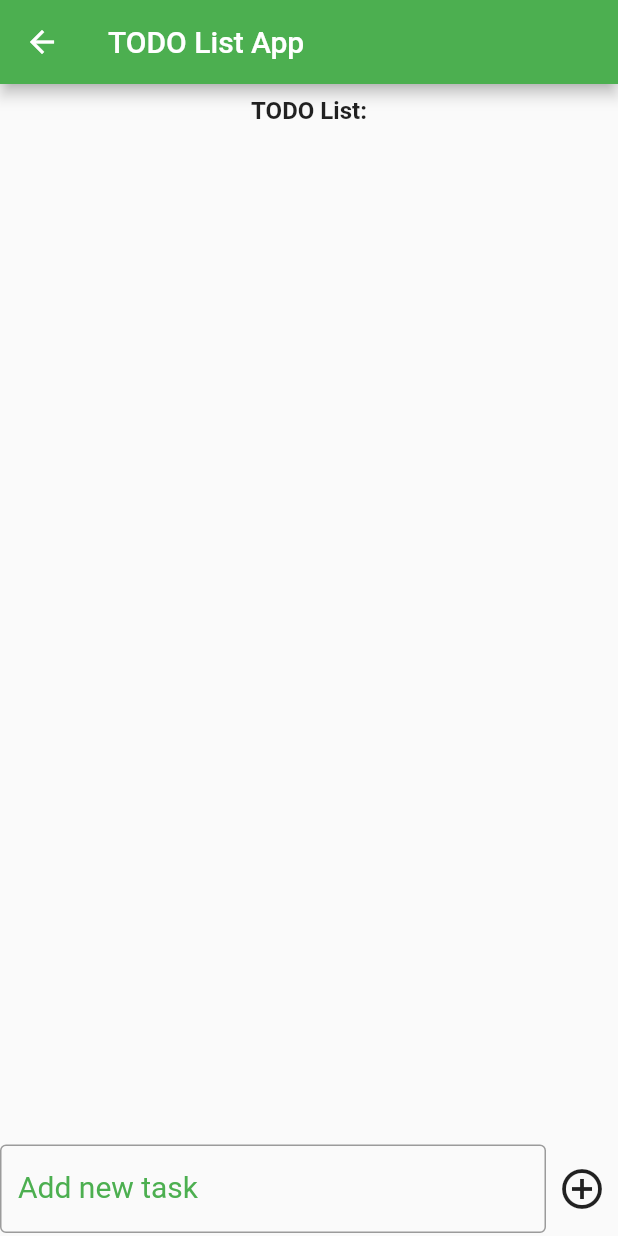
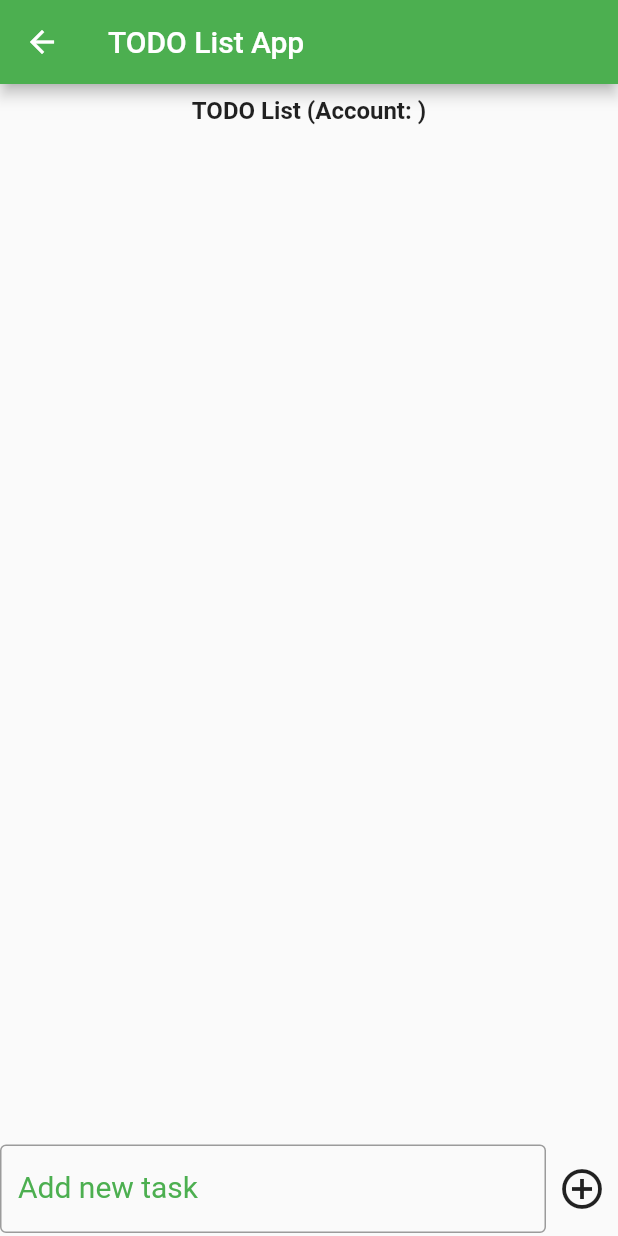
Before and after one commit to wrench29/flutter-todo-list, a Flutter app: the TodoPage screen opened by its route, after a tap on the "add circle outline" icon, on a phone screen of 412 x 824 dp. Run offline on Flutter 3.47's test engine with Material 2 defaults, Android fonts, the phone set to English and light mode, and no system bars; our stand-ins replace equatable, flutter_bloc; missing offline and left inert: dbcrypt.

Commit message:
Fixed bug which didn't update state of Todo right after signing up

```diff
--- a/lib/bloc/todo/todo_bloc.dart
+++ b/lib/bloc/todo/todo_bloc.dart
@@ -1,14 +1,17 @@
 import 'package:flutter_bloc/flutter_bloc.dart';
 import 'package:testproject/bloc/todo/todo_event.dart';
 import 'package:testproject/models/todo_model.dart';
+import 'package:testproject/repos/auth_repo.dart';
 import 'package:testproject/repos/todo_repo.dart';
 
 import 'todo_state.dart';
 
 class TodoBloc extends Bloc<TodoEvent, TodoState> {
   TodoRepository todoRepository;
+  AuthRepository authRepository;
 
-  TodoBloc(this.todoRepository) : super(const TodoInitial()) {
+  TodoBloc(this.todoRepository, this.authRepository)
+      : super(const TodoInitial()) {
     on<AddTodoPressed>(_onAddTodoPressed);
     on<RemoveTodoPressed>(_onRemoveTodoPressed);
     on<FetchTodos>(_onFetchTodos);
@@ -18,11 +21,17 @@ class TodoBloc extends Bloc<TodoEvent, TodoState> {
     FetchTodos event,
     Emitter<TodoState> emitter,
   ) async {
-    await todoRepository.readFromMemoryAndInitialize(event.account);
-    if (todoRepository.getTodoModelsList(event.account).isEmpty) {
+    await todoRepository
+        .readFromMemoryAndInitialize(authRepository.getCurrentUser());
+    if (todoRepository
+        .getTodoModelsList(authRepository.getCurrentUser())
+        .isEmpty) {
+      emitter(TodoChanged(const [], authRepository.getCurrentUser()));
       return;
     }
-    emitter(TodoChanged(todoRepository.getTodoModelsList(event.account)));
+    emitter(TodoChanged(
+        todoRepository.getTodoModelsList(authRepository.getCurrentUser()),
+        authRepository.getCurrentUser()));
   }
 
   void _onAddTodoPressed(AddTodoPressed event, Emitter<TodoState> emitter) {
@@ -30,21 +39,30 @@ class TodoBloc extends Bloc<TodoEvent, TodoState> {
       return;
     }
 
-    todoRepository.addTodoModel(event.account, TodoModel(todoText: event.text));
-    todoRepository.writeTodoListToMemory(event.account);
-    emitter(TodoChanged(todoRepository.getTodoModelsList(event.account)));
+    todoRepository.addTodoModel(
+        authRepository.getCurrentUser(), TodoModel(todoText: event.text));
+    todoRepository.writeTodoListToMemory(authRepository.getCurrentUser());
+    emitter(TodoChanged(
+        todoRepository.getTodoModelsList(authRepository.getCurrentUser()),
+        authRepository.getCurrentUser()));
   }
 
   void _onRemoveTodoPressed(
     RemoveTodoPressed event,
     Emitter<TodoState> emitter,
   ) {
-    if (event.index >= todoRepository.getTodoModelsList(event.account).length) {
+    if (event.index >=
+        todoRepository
+            .getTodoModelsList(authRepository.getCurrentUser())
+            .length) {
       return;
     }
 
-    todoRepository.removeTodoModel(event.account, event.index);
-    todoRepository.writeTodoListToMemory(event.account);
-    emitter(TodoChanged(todoRepository.getTodoModelsList(event.account)));
+    todoRepository.removeTodoModel(
+        authRepository.getCurrentUser(), event.index);
+    todoRepository.writeTodoListToMemory(authRepository.getCurrentUser());
+    emitter(TodoChanged(
+        todoRepository.getTodoModelsList(authRepository.getCurrentUser()),
+        authRepository.getCurrentUser()));
   }
 }
--- a/lib/bloc/todo/todo_event.dart
+++ b/lib/bloc/todo/todo_event.dart
@@ -5,9 +5,7 @@ abstract class TodoEvent extends Equatable {
 }
 
 class FetchTodos extends TodoEvent {
-  final String account;
-
-  const FetchTodos({required this.account});
+  const FetchTodos();
 
   @override
   List<Object> get props => [];
@@ -15,10 +13,8 @@ class FetchTodos extends TodoEvent {
 
 class AddTodoPressed extends TodoEvent {
   final String text;
-  final String account;
 
-  const AddTodoPressed({required this.account, required this.text})
-      : assert(text != "");
+  const AddTodoPressed({required this.text}) : assert(text != "");
 
   @override
   List<Object> get props => [text];
@@ -26,10 +22,8 @@ class AddTodoPressed extends TodoEvent {
 
 class RemoveTodoPressed extends TodoEvent {
   final int index;
-  final String account;
 
-  const RemoveTodoPressed({required this.account, required this.index})
-      : assert(index >= 0);
+  const RemoveTodoPressed({required this.index}) : assert(index >= 0);
 
   @override
   List<Object> get props => [index];
--- a/lib/bloc/todo/todo_state.dart
+++ b/lib/bloc/todo/todo_state.dart
@@ -4,20 +4,21 @@ import 'package:testproject/models/todo_model.dart';
 
 abstract class TodoState extends Equatable {
   final List<TodoModel> todoModelsList;
+  final String username;
 
-  const TodoState({required this.todoModelsList});
+  const TodoState({required this.todoModelsList, required this.username});
 
   @override
   List<Object> get props => todoModelsList;
 }
 
 class TodoInitial extends TodoState {
-  const TodoInitial() : super(todoModelsList: const []);
+  const TodoInitial() : super(todoModelsList: const [], username: "");
 }
 
 class TodoChanged extends TodoState {
-  const TodoChanged(List<TodoModel> todoModelsList)
-      : super(todoModelsList: todoModelsList);
+  const TodoChanged(List<TodoModel> todoModelsList, String username)
+      : super(todoModelsList: todoModelsList, username: username);
 
   @override
   List<Object> get props => todoModelsList;
--- a/lib/main.dart
+++ b/lib/main.dart
@@ -29,7 +29,8 @@ class AppProvider extends StatelessWidget {
       child: MultiBlocProvider(
         providers: [
           BlocProvider(
-            create: (context) => TodoBloc(context.read<TodoRepository>()),
+            create: (context) => TodoBloc(
+                context.read<TodoRepository>(), context.read<AuthRepository>()),
           ),
           BlocProvider(
             create: (context) => SignupBloc(context.read<AuthRepository>()),
--- a/lib/todo.dart
+++ b/lib/todo.dart
@@ -26,18 +26,17 @@ class _TodoState extends State<Todo> {
 
   @override
   Widget build(BuildContext context) {
+    return BlocBuilder<TodoBloc, TodoState>(builder: (context, state) {
       return Column(children: [
         Container(
           padding: const EdgeInsets.symmetric(vertical: 8.0),
-        child: const Text(
-          "TODO List:",
-          style: TextStyle(fontSize: 16, fontWeight: FontWeight.bold),
+          child: Text(
+            "TODO List (Account: ${state.username})",
+            style: const TextStyle(fontSize: 16, fontWeight: FontWeight.bold),
           ),
         ),
         Expanded(
-        child: BlocBuilder<TodoBloc, TodoState>(
-          builder: (context, state) {
-            return ListView.builder(
+            child: ListView.builder(
           controller: scrollController,
           shrinkWrap: true,
           itemBuilder: (builder, index) {
@@ -67,10 +66,7 @@ class _TodoState extends State<Todo> {
             );
           },
           itemCount: state.todoModelsList.length,
-            );
-          },
-        ),
-      ),
+        )),
         Container(
           padding: const EdgeInsets.symmetric(vertical: 2.0),
           child: Row(
@@ -98,7 +94,8 @@ class _TodoState extends State<Todo> {
                   if ((text = textEditingController.text.trim()) != "") {
                     addTodoPressed(text);
                     textEditingController.text = "";
-                  Future.delayed(const Duration(milliseconds: 10), _scrollDown);
+                    Future.delayed(
+                        const Duration(milliseconds: 10), _scrollDown);
                   }
                 },
               ),
@@ -106,23 +103,20 @@ class _TodoState extends State<Todo> {
           ),
         ),
       ]);
+    });
   }
 
   @override
   void initState() {
-    context.read<TodoBloc>().add(
-        FetchTodos(account: context.read<AuthRepository>().getCurrentUser()));
+    context.read<TodoBloc>().add(const FetchTodos());
     super.initState();
   }
 
   addTodoPressed(String text) {
-    context.read<TodoBloc>().add(AddTodoPressed(
-        account: context.read<AuthRepository>().getCurrentUser(), text: text));
+    context.read<TodoBloc>().add(AddTodoPressed(text: text));
   }
 
   removeTodoPressed(int index) {
-    context.read<TodoBloc>().add(RemoveTodoPressed(
-        account: context.read<AuthRepository>().getCurrentUser(),
-        index: index));
+    context.read<TodoBloc>().add(RemoveTodoPressed(index: index));
   }
 }
```
Also changed, not shown: lib/signup.dart (+5 -2 lines). Lines whose indentation alone changed are shown as unchanged.
